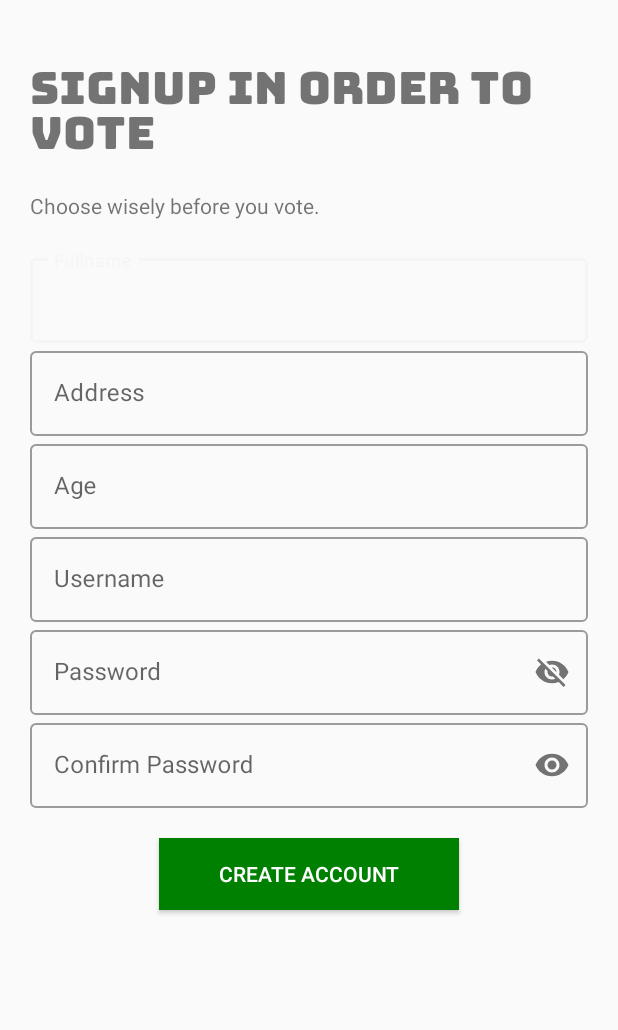
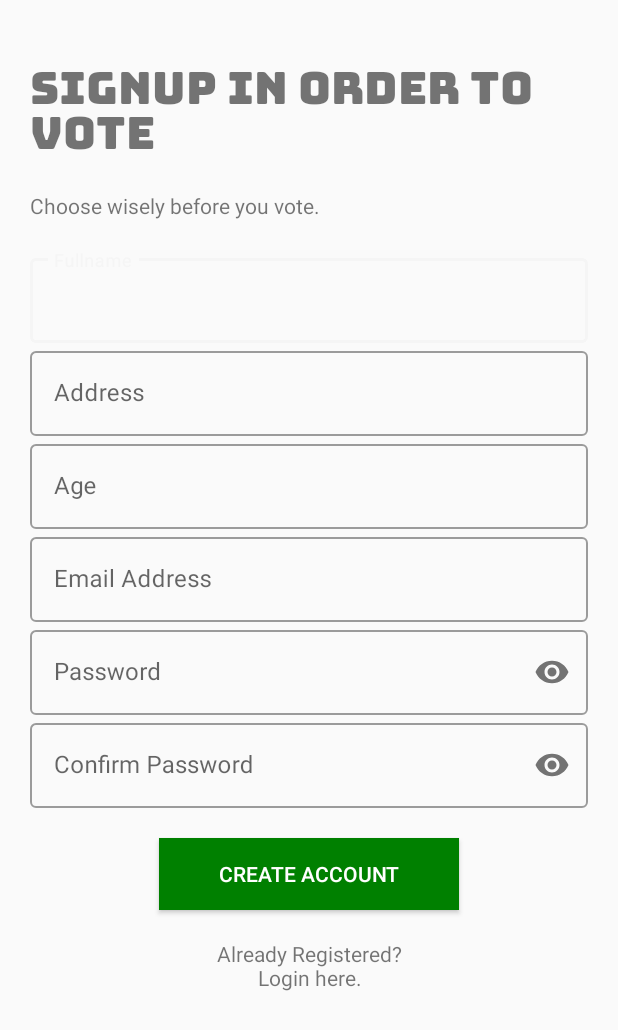
Before and after one commit to russeljeanne/group_12_comlab, an Android app: the signup screen opened directly, with no data from a screen before it, after a tap on "CREATE ACCOUNT", on a phone screen of 412 x 824 dp. Shown: the top 1030 px of the screen. Run offline under Robolectric (Android 15) with nearby library versions, the phone set to English and light mode, and no system bars; our stand-ins replace Volley; 1 other tap on this screen came first.

Commit message:
files added

```diff
--- a/Mobile_Voting_app/app/build.gradle
+++ b/Mobile_Voting_app/app/build.gradle
@@ -30,5 +30,5 @@ dependencies {
     testImplementation 'junit:junit:4.12'
     androidTestImplementation 'androidx.test.ext:junit:1.1.2'
     androidTestImplementation 'androidx.test.espresso:espresso-core:3.3.0'
-
+    implementation 'com.android.volley:volley:1.1.1'
 }
--- a/Mobile_Voting_app/app/src/main/java/com/example/mobile_voting_app/signup.java
+++ b/Mobile_Voting_app/app/src/main/java/com/example/mobile_voting_app/signup.java
@@ -7,31 +7,102 @@ import android.os.Bundle;
 import android.text.TextUtils;
 import android.view.View;
 import android.widget.Button;
+import android.widget.EditText;
 import android.widget.TextView;
 import android.widget.Toast;
 
+import com.android.volley.AuthFailureError;
+import com.android.volley.Request;
+import com.android.volley.RequestQueue;
+import com.android.volley.Response;
+import com.android.volley.VolleyError;
+import com.android.volley.toolbox.StringRequest;
+import com.android.volley.toolbox.Volley;
+
+import org.w3c.dom.Text;
+
+import java.util.HashMap;
+import java.util.Map;
+
 public class signup extends AppCompatActivity {
 
-    TextView age_et,password_et,confirmpass_et;
+    private EditText fullname_et,address_et,age_et,emailAdd_et,password_et,confirmpass_et;
+    private TextView tvStatus;
+    private Button btnRegister;
+    private String URL="http://10.0.2.2/voting_app/LoginRegister/register.php";
+    //private String URL="http://alarciotrading.000webhostapp.com/register.php";
+    private String name, address, age, email, password, reenterPassword;
+
     @Override
     protected void onCreate(Bundle savedInstanceState) {
         super.onCreate(savedInstanceState);
         setContentView(R.layout.activity_signup);
 
-    age_et = findViewById(R.id.age_et);
-    password_et = findViewById(R.id.password_et);
-    confirmpass_et = findViewById(R.id.confirmpass_et);
+        fullname_et = findViewById(R.id.fullname_et);
+        address_et = findViewById(R.id.address_et);
+        age_et = findViewById(R.id.age_et);
+        emailAdd_et = findViewById(R.id.emailAdd_et);
+        password_et = findViewById(R.id.password_et);
+        confirmpass_et = findViewById(R.id.confirmpass_et);
+        tvStatus = findViewById(R.id.tvStatus);
+        btnRegister = findViewById(R.id.btnRegister);
+        name = address = age = email = password = reenterPassword = "";
     }
 
-    public void signup_btn(View view) {
-        int age = Integer.parseInt(age_et.getText().toString());
-        String pass = password_et.getText().toString();
-        String confirmpass = confirmpass_et.getText().toString();
-        if (age < 18) {
-            Toast.makeText(this,"Age below 18 is not allowed.",Toast.LENGTH_SHORT).show();
+    public void save(View view) {
+
+        name = fullname_et.getText().toString().trim();
+        address = address_et.getText().toString().trim();
+        age = age_et.getText().toString().trim();
+        email = emailAdd_et.getText().toString().trim();
+        password = password_et.getText().toString().trim();
+        reenterPassword = confirmpass_et.getText().toString().trim();
+
+        if (TextUtils.isEmpty(name) || TextUtils.isEmpty(address) || TextUtils.isEmpty(age) || TextUtils.isEmpty(email) || TextUtils.isEmpty(password) || TextUtils.isEmpty(reenterPassword)) {
+            Toast.makeText(this, "Fields cannot be empty!",Toast.LENGTH_SHORT).show();
         }
-        else if (!confirmpass.equals(pass)) {
+        if (!reenterPassword.equals(password)) {
             Toast.makeText(this, "Password did not match.",Toast.LENGTH_SHORT).show();
         }
+        else if (!name.equals("") && !address.equals("") && !age.equals("") && !email.equals("") && !password.equals("")) {
+            StringRequest stringRequest = new StringRequest(Request.Method.POST, URL, new Response.Listener<String>() {
+                @Override
+                public void onResponse(String response) {
+                    if (response.equals("success")) {
+//                        tvStatus.setText("Successfully registered.");
+//                        btnRegister.setClickable(false);
+                        Intent intent = new Intent(signup.this, MainActivity.class);
+                        startActivity(intent);
+                        finish();
+                    } else if (response.equals("failure")) {
+                        tvStatus.setText("Something went wrong!");
+                    }
+                }
+            }, new Response.ErrorListener() {
+                @Override
+                public void onErrorResponse(VolleyError error) {
+                    Toast.makeText(getApplicationContext(),  error.toString().trim(), Toast.LENGTH_SHORT).show();
+                }
+            }){
+                @Override
+                protected Map<String, String> getParams() throws AuthFailureError {
+                    Map<String, String> data = new HashMap<>();
+                    data.put("FullName", name);
+                    data.put("Email_Address", email);
+                    data.put("Address", address);
+                    data.put("Age", age);
+                    data.put("Password", password);
+                    return data;
+                }
+            };
+            RequestQueue requestQueue = Volley.newRequestQueue(getApplicationContext());
+            requestQueue.add(stringRequest);
+        }
+    }
+
+    public void login(View view) {
+        Intent intent = new Intent(this, MainActivity.class);
+        startActivity(intent);
+        finish();
     }
 }
--- a/Mobile_Voting_app/app/src/main/res/layout/activity_signup.xml
+++ b/Mobile_Voting_app/app/src/main/res/layout/activity_signup.xml
@@ -26,22 +26,22 @@
         <com.google.android.material.textfield.TextInputLayout
             android:layout_width="match_parent"
             android:layout_height="wrap_content"
-            android:id="@+id/fullname_et"
             android:hint="Fullname"
             style="@style/Widget.MaterialComponents.TextInputLayout.OutlinedBox">
             <com.google.android.material.textfield.TextInputEditText
                 android:layout_width="match_parent"
-                android:layout_height="wrap_content"/>
+                android:layout_height="wrap_content"
+                android:id="@+id/fullname_et"/>
         </com.google.android.material.textfield.TextInputLayout>
         <com.google.android.material.textfield.TextInputLayout
             android:layout_width="match_parent"
             android:layout_height="wrap_content"
-            android:id="@+id/address_et"
             android:hint="Address"
             style="@style/Widget.MaterialComponents.TextInputLayout.OutlinedBox">
             <com.google.android.material.textfield.TextInputEditText
                 android:layout_width="match_parent"
-                android:layout_height="wrap_content"/>
+                android:layout_height="wrap_content"
+                android:id="@+id/address_et"/>
         </com.google.android.material.textfield.TextInputLayout>
         <com.google.android.material.textfield.TextInputLayout
             android:layout_width="match_parent"
@@ -57,12 +57,12 @@
         <com.google.android.material.textfield.TextInputLayout
             android:layout_width="match_parent"
             android:layout_height="wrap_content"
-            android:id="@+id/username_et"
-            android:hint="Username"
+            android:hint="Email Address"
             style="@style/Widget.MaterialComponents.TextInputLayout.OutlinedBox">
             <com.google.android.material.textfield.TextInputEditText
                 android:layout_width="match_parent"
-                android:layout_height="wrap_content"/>
+                android:layout_height="wrap_content"
+                android:id="@+id/emailAdd_et"/>
         </com.google.android.material.textfield.TextInputLayout>
         <com.google.android.material.textfield.TextInputLayout
             android:layout_width="match_parent"
@@ -90,11 +90,23 @@
         </com.google.android.material.textfield.TextInputLayout>
     </LinearLayout>
     <Button
-        android:onClick="signup_btn"
+        android:id="@+id/btnRegister"
+        android:onClick="save"
         android:layout_width="200dp"
         android:layout_height="wrap_content"
         android:layout_gravity="center"
         android:background="#008000"
         android:textColor="#fff"
         android:text="Create Account"/>
+    <TextView
+        android:id="@+id/tvStatus"
+        android:layout_width="match_parent"
+        android:layout_height="wrap_content"/>
+    <TextView
+        android:layout_width="match_parent"
+        android:layout_height="wrap_content"
+        android:text="Already Registered?\nLogin here."
+        android:textAlignment="center"
+        android:layout_gravity="center_horizontal"
+        android:onClick="login"/>
 </LinearLayout>
--- /dev/null
+++ b/Mobile_Voting_app/app/src/main/res/xml/network_security_config.xml
@@ -0,0 +1,4 @@
+<?xml version="1.0" encoding="utf-8"?>
+<network-security-config>
+    <base-config cleartextTrafficPermitted="true" />
+</network-security-config>
```
Also changed, not shown: Mobile_Voting_app/app/src/main/AndroidManifest.xml (+7 -1 lines), Mobile_Voting_app/app/src/main/java/com/example/mobile_voting_app/Done.java (added, +14 -0 lines), Mobile_Voting_app/app/src/main/java/com/example/mobile_voting_app/MainActivity.java (+59 -24 lines), Mobile_Voting_app/app/src/main/java/com/example/mobile_voting_app/Success.java (added, +31 -0 lines), Mobile_Voting_app/app/src/main/res/layout/activity_done.xml (added, +20 -0 lines), Mobile_Voting_app/app/src/main/res/layout/activity_main.xml (+5 -5 lines), Mobile_Voting_app/app/src/main/res/layout/activity_success.xml (added, +203 -0 lines), 1 other file.
